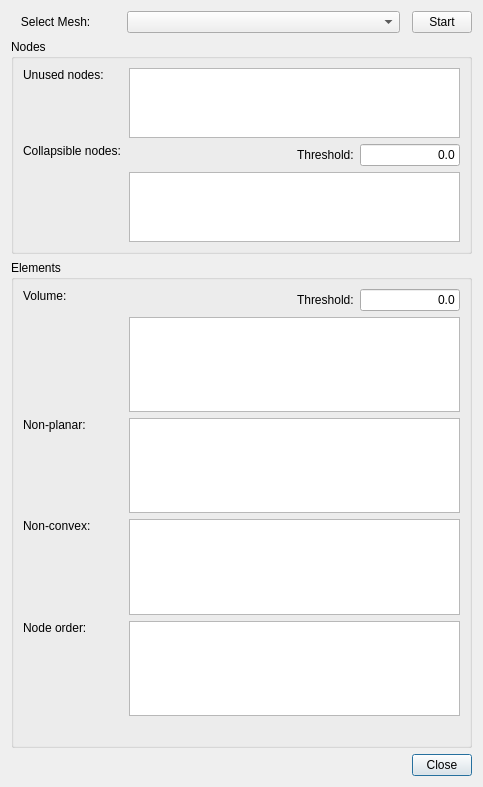
Qt form Applications/DataExplorer/DataView/MeshAnalysis.ui (ufz/ogs) before a commit.
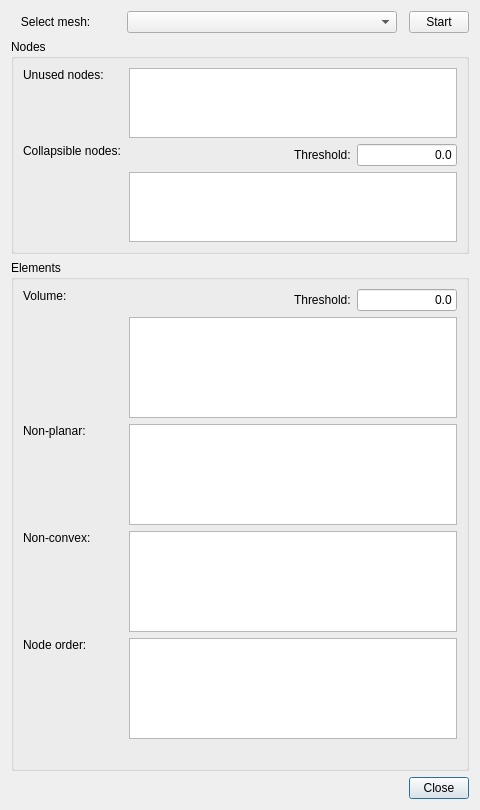
The same form after that commit.

What changed in the file:
```diff
--- a/Applications/DataExplorer/DataView/MeshAnalysis.ui
+++ b/Applications/DataExplorer/DataView/MeshAnalysis.ui
@@ -6,10 +6,22 @@
    <rect>
     <x>0</x>
     <y>0</y>
-    <width>483</width>
-    <height>787</height>
+    <width>480</width>
+    <height>810</height>
    </rect>
   </property>
+  <property name="minimumSize">
+   <size>
+    <width>480</width>
+    <height>810</height>
+   </size>
+  </property>
+  <property name="maximumSize">
+   <size>
+    <width>480</width>
+    <height>810</height>
+   </size>
+  </property>
   <property name="windowTitle">
    <string>Mesh Analysis</string>
   </property>
@@ -147,7 +159,7 @@
       </size>
      </property>
      <property name="text">
-      <string>   Select Mesh:</string>
+      <string>   Select mesh:</string>
      </property>
     </widget>
    </item>
```
